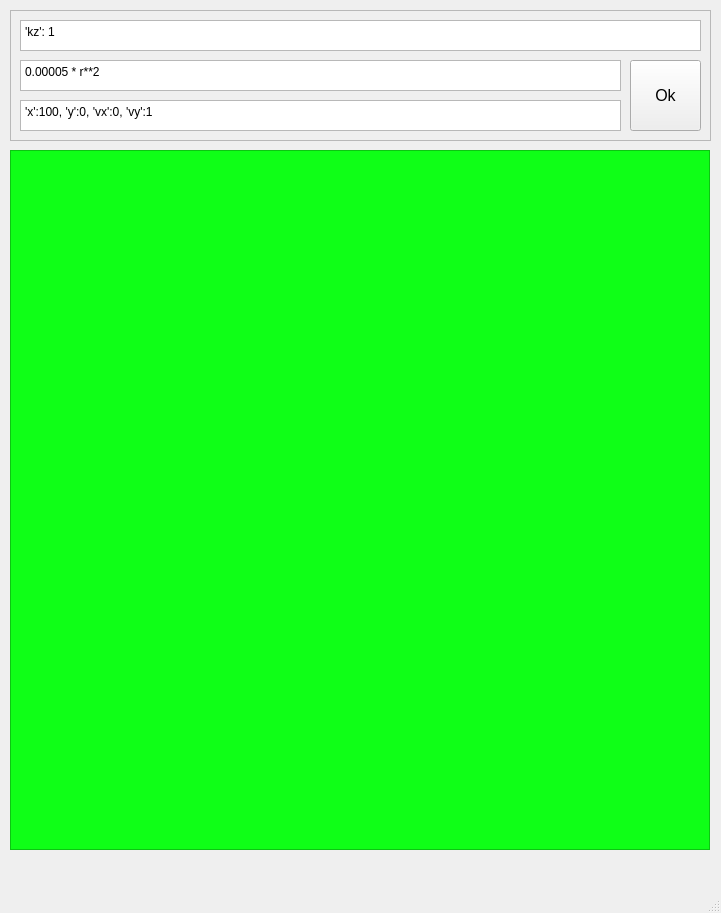
Old version of the form ui/mainForm.ui in the repository vladmikhbond/MechanPyQt.
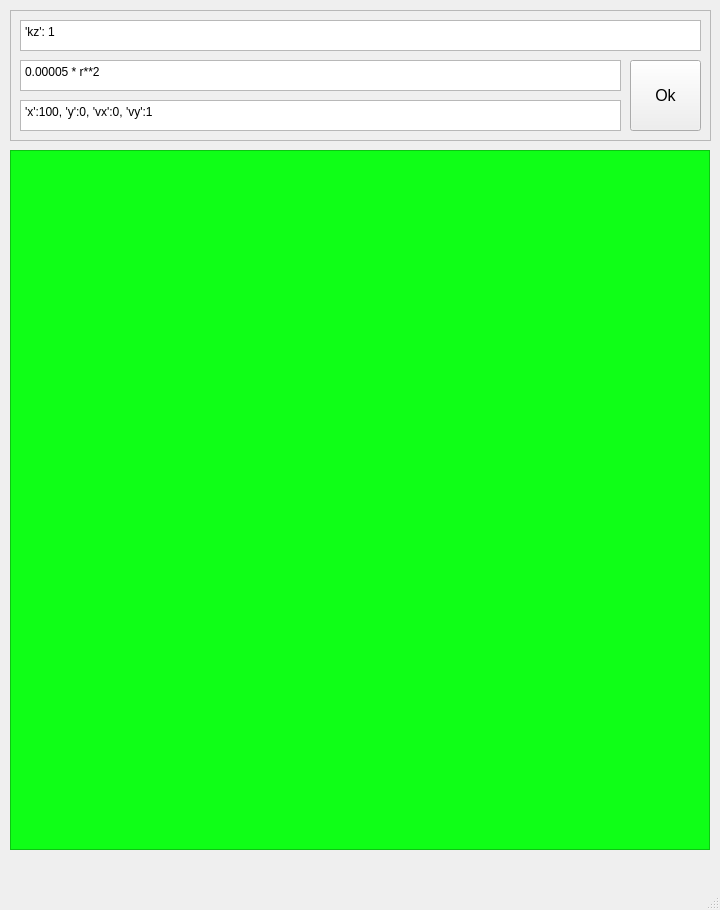
New version of the form.

```diff
--- a/ui/mainForm.ui
+++ b/ui/mainForm.ui
@@ -6,8 +6,8 @@
    <rect>
     <x>0</x>
     <y>0</y>
-    <width>721</width>
-    <height>913</height>
+    <width>720</width>
+    <height>910</height>
    </rect>
   </property>
   <property name="font">
```
Left out of the diff: 2 changed lines with no effect on the pictures.
